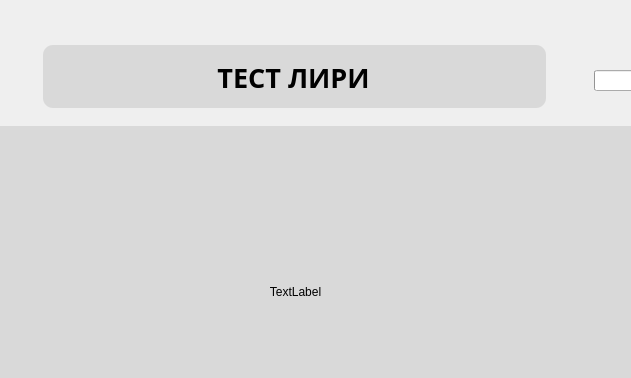
Old version of the form ui/QuestionsLiri.ui in the repository xamlo721/PsychologyTestApp; both pictures show x 206 to 837 and y 0 to 378 of the 1000 by 600 pixel window.
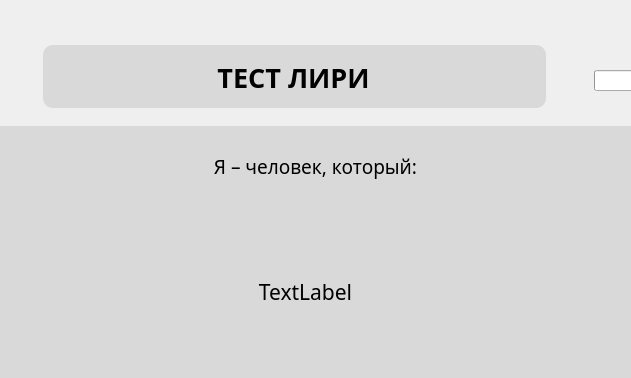
New version of the form. Icons and pictures are not drawn.

Diff of the .ui file:
```diff
--- a/ui/QuestionsLiri.ui
+++ b/ui/QuestionsLiri.ui
@@ -169,12 +169,18 @@
    <widget class="QLabel" name="label_question">
     <property name="geometry">
      <rect>
-      <x>0</x>
-      <y>0</y>
+      <x>10</x>
+      <y>100</y>
       <width>891</width>
-      <height>331</height>
+      <height>131</height>
      </rect>
     </property>
+    <property name="font">
+     <font>
+      <family>Montserrat Medium</family>
+      <pointsize>16</pointsize>
+     </font>
+    </property>
     <property name="text">
      <string>TextLabel</string>
     </property>
@@ -182,6 +188,28 @@
      <set>Qt::AlignCenter</set>
     </property>
    </widget>
+   <widget class="QLabel" name="label">
+    <property name="geometry">
+     <rect>
+      <x>230</x>
+      <y>10</y>
+      <width>471</width>
+      <height>61</height>
+     </rect>
+    </property>
+    <property name="font">
+     <font>
+      <family>Montserrat Medium</family>
+      <pointsize>14</pointsize>
+     </font>
+    </property>
+    <property name="text">
+     <string>Я – человек, который:</string>
+    </property>
+    <property name="alignment">
+     <set>Qt::AlignCenter</set>
+    </property>
+   </widget>
   </widget>
   <widget class="QLabel" name="info">
    <property name="geometry">
```
Left out of the diff: 6 changed lines with no effect on the pictures.
